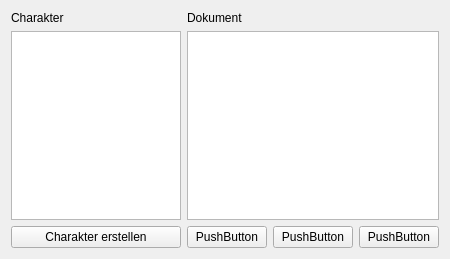
Before: the Qt Designer form Fuk/mainform.ui in FireballGfx/FUK, drawn with Qt 5.
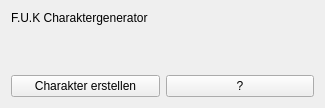
After: the same form once the commit is applied.

What changed in the file:
```diff
--- a/Fuk/mainform.ui
+++ b/Fuk/mainform.ui
@@ -6,95 +6,59 @@
    <rect>
     <x>0</x>
     <y>0</y>
-    <width>450</width>
-    <height>259</height>
+    <width>325</width>
+    <height>108</height>
    </rect>
   </property>
+  <property name="sizePolicy">
+   <sizepolicy hsizetype="Fixed" vsizetype="Fixed">
+    <horstretch>0</horstretch>
+    <verstretch>0</verstretch>
+   </sizepolicy>
+  </property>
+  <property name="baseSize">
+   <size>
+    <width>0</width>
+    <height>0</height>
+   </size>
+  </property>
   <property name="windowTitle">
    <string>Fuk Charakter Generator</string>
   </property>
-  <layout class="QGridLayout" name="gridLayout_2">
+  <layout class="QGridLayout" name="gridLayout">
    <item row="0" column="0">
-    <layout class="QVBoxLayout" name="verticalLayout">
-     <item>
       <widget class="QLabel" name="label_2">
        <property name="text">
-        <string>Charakter</string>
+      <string>F.U.K Charaktergenerator</string>
        </property>
       </widget>
      </item>
-     <item>
-      <widget class="QListWidget" name="heldenListWidget"/>
-     </item>
-     <item>
+   <item row="2" column="0">
       <widget class="QPushButton" name="erstellenButton">
        <property name="text">
         <string>Charakter erstellen</string>
        </property>
       </widget>
      </item>
-    </layout>
-   </item>
-   <item row="0" column="1">
-    <layout class="QGridLayout" name="gridLayout">
      <item row="1" column="0">
-      <widget class="QListWidget" name="listWidget2"/>
-     </item>
-     <item row="2" column="0">
+    <spacer name="verticalSpacer">
+     <property name="orientation">
+      <enum>Qt::Vertical</enum>
+     </property>
+     <property name="sizeHint" stdset="0">
+      <size>
+       <width>20</width>
+       <height>40</height>
+      </size>
+     </property>
+    </spacer>
+   </item>
+   <item row="2" column="1">
       <layout class="QHBoxLayout" name="horizontalLayout">
        <item>
         <widget class="QPushButton" name="pushButton_2">
          <property name="text">
-          <string>PushButton</string>
-         </property>
-        </widget>
-       </item>
-       <item>
-        <spacer name="horizontalSpacer">
-         <property name="orientation">
-          <enum>Qt::Horizontal</enum>
-         </property>
-         <property name="sizeHint" stdset="0">
-          <size>
-           <width>40</width>
-           <height>20</height>
-          </size>
-         </property>
-        </spacer>
-       </item>
-       <item>
-        <widget class="QPushButton" name="pushButton_3">
-         <property name="text">
-          <string>PushButton</string>
-         </property>
-        </widget>
-       </item>
-       <item>
-        <spacer name="horizontalSpacer_2">
-         <property name="orientation">
-          <enum>Qt::Horizontal</enum>
-         </property>
-         <property name="sizeHint" stdset="0">
-          <size>
-           <width>40</width>
-           <height>20</height>
-          </size>
-         </property>
-        </spacer>
-       </item>
-       <item>
-        <widget class="QPushButton" name="pushButton_4">
-         <property name="text">
-          <string>PushButton</string>
-         </property>
-        </widget>
-       </item>
-      </layout>
-     </item>
-     <item row="0" column="0">
-      <widget class="QLabel" name="label">
-       <property name="text">
-        <string>Dokument</string>
+        <string>?</string>
        </property>
       </widget>
      </item>
```
Left out of the diff: 2 changed lines with no effect on the pictures. Lines whose indentation alone changed are shown as unchanged.
